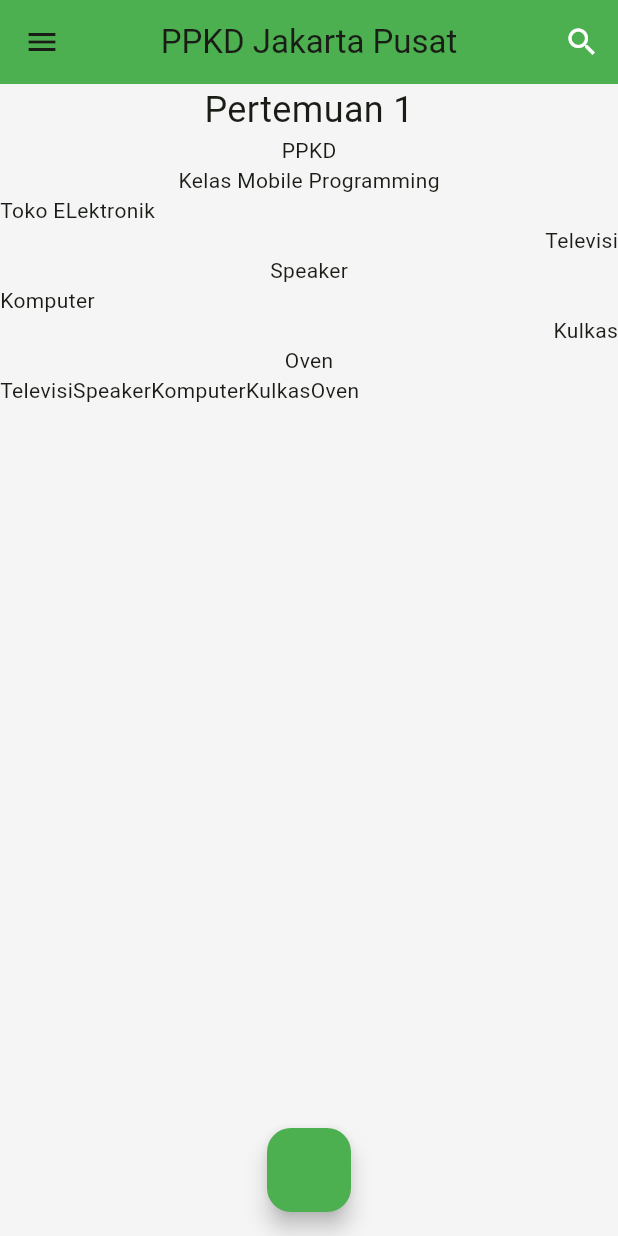
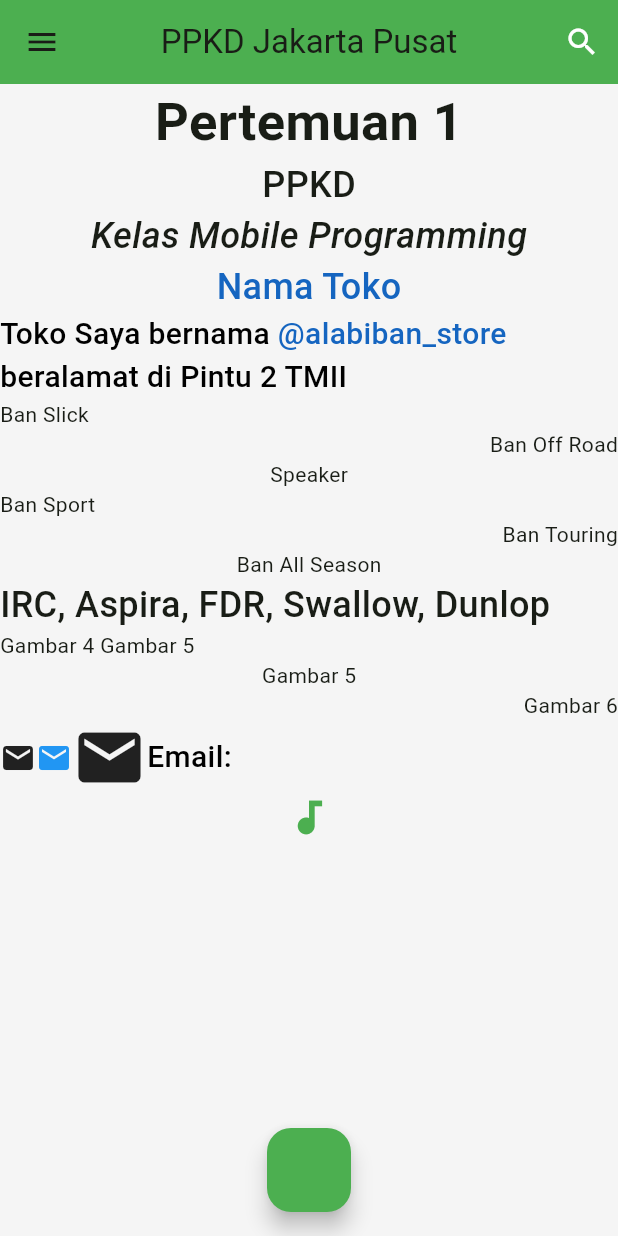
Before and after one commit to fadillahabi/belajar_flutter, a Flutter app: the MeetSatu screen opened directly, on a phone screen of 412 x 824 dp. Run offline on Flutter 3.47's test engine with Material 3 defaults, Android fonts, the phone set to English and light mode, and no system bars.

Commit message:
Tugas 1 Flutter : Done

```diff
--- a/19-05-2025/belajar flutter/ppkd_flutter/lib/main.dart
+++ b/19-05-2025/belajar flutter/ppkd_flutter/lib/main.dart
@@ -1,6 +1,7 @@
 import 'package:flutter/material.dart';
-import 'package:ppkd_flutter/meet_1/meet.dart';
+// import 'package:ppkd_flutter/meet_1/meet.dart';
 import 'package:ppkd_flutter/tugas_1_flutter.dart';
+// import 'package:ppkd_flutter/tugas_1_flutter.dart';
 
 void main() {
   runApp(const MyApp());
--- a/19-05-2025/belajar flutter/ppkd_flutter/lib/meet_1/meet.dart
+++ b/19-05-2025/belajar flutter/ppkd_flutter/lib/meet_1/meet.dart
@@ -65,36 +65,114 @@
       body: Column(
         mainAxisAlignment: MainAxisAlignment.start,
         children: [
-          Text("Pertemuan 1", style: TextStyle(fontSize: 24),),
-          Text("PPKD"),
-          Text("Kelas Mobile Programming"),
+          Text("Pertemuan 1", style: TextStyle(fontSize: 35, fontWeight: FontWeight.bold)),
+          Text("PPKD", style: TextStyle(fontSize: 24, fontWeight: FontWeight.w500),),
+          Text(
+            "Kelas Mobile Programming",
+            style: TextStyle(
+              fontSize: 24,
+              fontWeight: FontWeight.w500,
+              fontStyle: FontStyle.italic,
+            ),
+          ),
+          Text(
+            "Nama Toko",
+            style: TextStyle(
+              fontSize: 24,
+              fontWeight: FontWeight.w500,
+              color: Colors.blue[800],
+            ),
+          ),
+          Text.rich(
+            TextSpan(
+              text: "Toko Saya bernama",
+              style: TextStyle(
+                fontSize: 20,
+                fontWeight: FontWeight.w500,
+                color: Colors.black,
+              ),
+              children: [
+                TextSpan(
+                  text: " @alabiban_store",
+                  style: TextStyle(
+                    fontSize: 20,
+                    fontWeight: FontWeight.w500,
+                    color: Colors.blue[800],
+                  ),
+                ),
+                TextSpan(
+                  text: " beralamat di Pintu 2 TMII",
+                  style: TextStyle(
+                    fontSize: 20,
+                    fontWeight: FontWeight.w500,
+                    color: Colors.black,
+                  ),
+                ),
+              ],
+            ),
+          ),
           Row(
             mainAxisAlignment: MainAxisAlignment.start,
-            children: [Text("Toko ELektronik")],
+            children: [Text("Ban Slick")],
           ),
           Row(
             mainAxisAlignment: MainAxisAlignment.end,
-            children: [Text("Televisi")],
+            children: [Text("Ban Off Road")],
           ),
           Text("Speaker"),
           Row(
             mainAxisAlignment: MainAxisAlignment.start,
-            children: [Text("Komputer")],
+            children: [Text("Ban Sport")],
           ),
           Row(
             mainAxisAlignment: MainAxisAlignment.end,
-            children: [Text("Kulkas")],
+            children: [Text("Ban Touring")],
           ),
-          Text("Oven"),
+          Text("Ban All Season"),
           Row(
             children: [
-              Text("Televisi"),
-              Text("Speaker"),
-              Text("Komputer"),
-              Text("Kulkas"),
-              Text("Oven"),
+              Text("IRC, Aspira, FDR, Swallow, Dunlop",style: TextStyle(
+              fontSize: 24,
+              fontWeight: FontWeight.w500,
+              overflow: TextOverflow.ellipsis,
+            ),
+          ),
             ],
           ),
+          Row(
+            mainAxisAlignment: MainAxisAlignment.start,
+            children: [Text("Gambar 4 Gambar 5")],
+          ),
+          Row(
+            mainAxisAlignment: MainAxisAlignment.center,
+            children: [Text("Gambar 5")],
+          ),
+          Row(
+            mainAxisAlignment: MainAxisAlignment.end,
+            children: [Text("Gambar 6")],
+          ),
+          Row(
+            mainAxisAlignment: MainAxisAlignment.start,
+            children: [
+              Icon(Icons.email),
+              Icon(Icons.email, color: Colors.blue),
+              Icon(Icons.email, size: 50),
+              Text(
+                "Email:",
+                style: TextStyle(
+                  fontSize: 20,
+                  fontWeight: FontWeight.w500,
+                  color: Colors.black,
+                ),
+              ),
+            ],
+          ),
+          Row(mainAxisAlignment: MainAxisAlignment.spaceAround,children: [
+            Icon(
+      Icons.audiotrack,
+      color: Colors.green,
+      size: 30.0,
+          ),],)
         ],
       ), // body: ,
     );
```
Also changed, not shown: 19-05-2025/belajar flutter/ppkd_flutter/lib/tugas_1_flutter.dart (+48 -8 lines).
